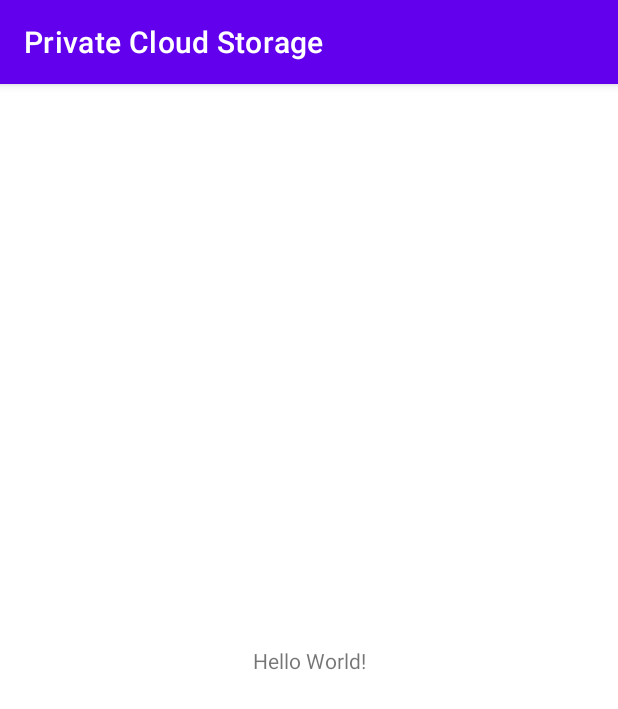
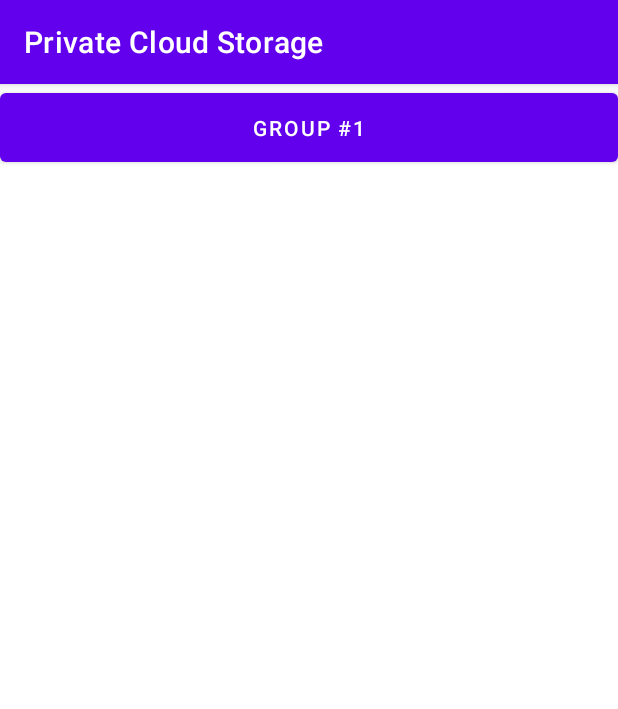
Before and after one commit to Kirlos-Melad/Private-Cloud-Storage, an Android app: the screen it shows after launch (MainActivity), on a phone screen of 412 x 824 dp. Shown: the top 709 px of the screen. Run offline under Robolectric (Android 15) with nearby library versions, the phone set to English and light mode, and no system bars.

Commit message:
Added Group1 as a Static Group

```diff
--- a/app/build.gradle
+++ b/app/build.gradle
@@ -29,13 +29,14 @@ android {
 }
 
 dependencies {
-
+    implementation 'pub.devrel:easypermissions:3.0.0'
     implementation 'androidx.appcompat:appcompat:1.4.1'
     implementation 'com.google.android.material:material:1.5.0'
     implementation 'androidx.constraintlayout:constraintlayout:2.1.3'
     implementation 'com.google.firebase:firebase-auth:19.2.0'
     implementation 'com.google.firebase:firebase-database:19.2.1'
     implementation 'com.google.firebase:firebase-storage:19.1.1'
+    implementation 'androidx.legacy:legacy-support-v4:1.0.0'
     testImplementation 'junit:junit:4.+'
     androidTestImplementation 'androidx.test.ext:junit:1.1.3'
     androidTestImplementation 'androidx.test.espresso:espresso-core:3.4.0'
--- a/app/src/main/java/com/example/privatecloudstorage/MainActivity.java
+++ b/app/src/main/java/com/example/privatecloudstorage/MainActivity.java
@@ -1,8 +1,10 @@
 package com.example.privatecloudstorage;
+import android.content.Intent;
+import android.os.Bundle;
+import android.view.View;
+import android.widget.Button;
 
 import androidx.appcompat.app.AppCompatActivity;
-
-import android.os.Bundle;
 
 public class MainActivity extends AppCompatActivity {
 
@@ -10,5 +12,16 @@ public class MainActivity extends AppCompatActivity {
     protected void onCreate(Bundle savedInstanceState) {
         super.onCreate(savedInstanceState);
         setContentView(R.layout.activity_main);
+        //set a Listener to the button to call Group1 activity
+        //this button should represent the groups list activity (view)
+        Button _GroupBtn = (Button) findViewById(R.id.group1_btn);
+        _GroupBtn.setOnClickListener(new View.OnClickListener() {
+            @Override
+            public void onClick(View v) {
+                Intent intent = new Intent(getApplicationContext(), Group1.class);
+                startActivity(intent);
+            }
+        });
+
     }
 }
--- a/app/src/main/res/layout/activity_main.xml
+++ b/app/src/main/res/layout/activity_main.xml
@@ -1,18 +1,16 @@
 <?xml version="1.0" encoding="utf-8"?>
-<androidx.constraintlayout.widget.ConstraintLayout xmlns:android="http://schemas.android.com/apk/res/android"
+<LinearLayout xmlns:android="http://schemas.android.com/apk/res/android"
     xmlns:app="http://schemas.android.com/apk/res-auto"
     xmlns:tools="http://schemas.android.com/tools"
     android:layout_width="match_parent"
     android:layout_height="match_parent"
-    tools:context=".MainActivity">
+    tools:context=".GroupList">
 
-    <TextView
-        android:layout_width="wrap_content"
-        android:layout_height="wrap_content"
-        android:text="Hello World!"
-        app:layout_constraintBottom_toBottomOf="parent"
-        app:layout_constraintLeft_toLeftOf="parent"
-        app:layout_constraintRight_toRightOf="parent"
-        app:layout_constraintTop_toTopOf="parent" />
+    <Button
+        android:id="@+id/group1_btn"
+        android:layout_width="307dp"
+        android:layout_height="58dp"
+        android:layout_weight="1"
+        android:text="Group #1" />
 
-</androidx.constraintlayout.widget.ConstraintLayout>
+</LinearLayout>
--- a/app/src/main/res/values/strings.xml
+++ b/app/src/main/res/values/strings.xml
@@ -1,3 +1,5 @@
 <resources>
     <string name="app_name">Private Cloud Storage</string>
+<!-- TODO: Remove or change this placeholder text -->
+    <string name="hello_blank_fragment">Hello blank fragment</string>
 </resources>
--- a/build.gradle
+++ b/build.gradle
@@ -5,7 +5,7 @@ buildscript {
         mavenCentral()
     }
     dependencies {
-        classpath "com.android.tools.build:gradle:7.0.0"
+        classpath 'com.android.tools.build:gradle:7.1.1'
         classpath 'com.google.gms:google-services:4.3.3'
 
         // NOTE: Do not place your application dependencies here; they belong
```
Also changed, not shown: app/src/main/AndroidManifest.xml (+10 -3 lines), app/src/main/java/com/example/privatecloudstorage/FirebaseStorageManager.java (added, +20 -0 lines), app/src/main/java/com/example/privatecloudstorage/Group1.java (added, +66 -0 lines), app/src/main/res/layout/activity_group1.xml (added, +23 -0 lines), gradle/wrapper/gradle-wrapper.properties.
